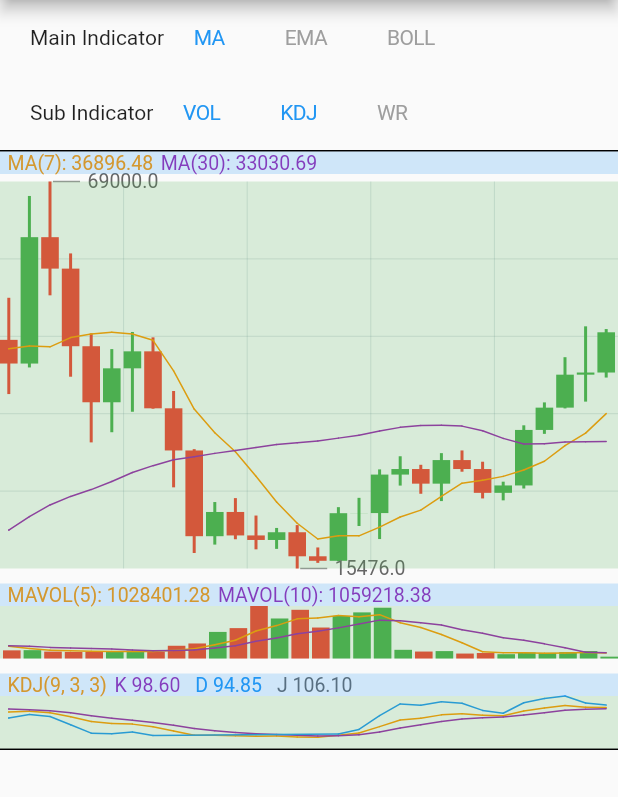
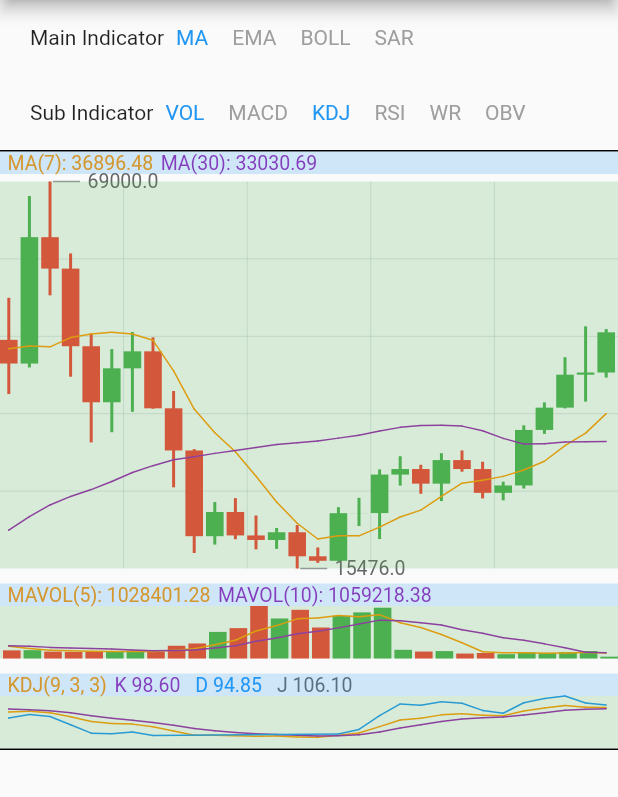
Before and after one commit to AscenX/flutter_kline, a Flutter app: the screen it shows after launch, on a phone screen of 412 x 824 dp, the part 84-881 px from its top. Run offline on Flutter 3.47's test engine with Material 2 defaults, Android fonts, the phone set to English and light mode, and no system bars.

Commit message:
fix ma/ema bugs

```diff
--- a/lib/indicators/indicator_line_painter.dart
+++ b/lib/indicators/indicator_line_painter.dart
@@ -48,13 +48,14 @@ class IndicatorLinePainter  {
       double lastValue = 0.0;
 
       for (var i = beginIdx;i < beginIdx + candleCount;++i) {
-        if ((i - beginIdx).round() >= dataList[idx].length) {
-          debugPrint('debug:range error, type:$type, index:${i - beginIdx}, length:${dataList[idx].length}');
-          return;
-        }
         if (dataList[idx].isEmpty) {
           debugPrint('debug:dataList[idx].isEmpty');
           return;
+        }
+
+        if ((i - beginIdx).round() >= dataList[idx].length) {
+          debugPrint('debug:range error, type:$type, index:${i - beginIdx}, length:${dataList[idx].length}');
+          continue;
         }
         // if (i.round() < period) {
         //   debugPrint('debug:i - beginIdx < period, beginIdx:$beginIdx, i:$i');
--- a/lib/kline_config.dart
+++ b/lib/kline_config.dart
@@ -6,14 +6,16 @@ enum IndicatorType {
   ma(name: "MA"),
   ema(name: "EMA"),
   boll(name: "BOLL"),
+  sar(name: 'SAR'),
 
   // sub
   vol(name: "VOL", isLine: false),
   maVol(name: "MAVOL"), // same as ma, use for volume's ma
-  // macd(name: "MACD", isLine: false),
+  macd(name: "MACD", isLine: false),
   kdj(name: "KDJ"),
-  // rsi(name: "RSI"),
-  wr(name: "WR");
+  rsi(name: "RSI"),
+  wr(name: "WR"),
+  obv(name: 'OBV');
 
   bool get isMain => index < IndicatorType.vol.index;
 
@@ -22,12 +24,10 @@ enum IndicatorType {
   const IndicatorType({required this.name, this.isLine = true});
 
   factory IndicatorType.fromName(String name) {
-    for (var type in IndicatorType.values) {
-      if (name == type.name) {
-        return type;
-      }
+    if (!IndicatorType.values.map((e) => e.name).toList().contains(name)) {
+      return IndicatorType.ma;
     }
-    return IndicatorType.ma;
+    return IndicatorType.values.firstWhere((element) => element.name == name);
   }
 }
 
@@ -79,7 +79,7 @@ class KLineConfig {
   List<IndicatorType> showSubIndicators = [IndicatorType.vol, IndicatorType.kdj];
 
   /// BOLL Calculating Period (N)
-  int bollPeriod = 20;
+  int bollPeriod = 21;
   /// BOLL Bandwidth (P)
   int bollBandwidth = 2;
 
--- a/lib/kline_view.dart
+++ b/lib/kline_view.dart
@@ -5,6 +5,14 @@ import 'package:kline/kline_config.dart';
 import 'package:kline/kline_data.dart';
 import 'package:kline/kline_painter.dart';
 import 'package:flutter/services.dart';
+
+
+class KLineView extends StatefulWidget {
+  const KLineView({super.key});
+
+  @override
+  State<StatefulWidget> createState() => _KLineViewState();
+}
 
 class _KLineViewState extends State<KLineView> {
 
@@ -155,10 +163,3 @@ class _KLineViewState extends State<KLineView> {
     super.dispose();
   }
 }
-
-class KLineView extends StatefulWidget {
-  const KLineView({super.key});
-
-  @override
-  State<StatefulWidget> createState() => _KLineViewState();
-}
--- a/lib/main.dart
+++ b/lib/main.dart
@@ -13,9 +13,7 @@ class MyApp extends StatelessWidget {
   @override
   Widget build(BuildContext context) {
     return const MaterialApp(
-      title: "flutter_kline demo app",
-      home: MyHomePage(title: 'kline')
-    );
+        title: "flutter_kline demo app", home: MyHomePage(title: 'kline'));
   }
 }
 
@@ -29,20 +27,23 @@ class MyHomePage extends StatefulWidget {
 }
 
 class _MyHomePageState extends State<MyHomePage> {
+  List<String> mainIndicators =
+      KLineConfig.shared.showMainIndicators.map((e) => e.name).toList();
+  List<String> subIndicators =
+      KLineConfig.shared.showSubIndicators.map((e) => e.name).toList();
 
-  List<String> mainIndicators = KLineConfig.shared.showMainIndicators.map((e) => e.name).toList();
-  List<String> subIndicators = KLineConfig.shared.showSubIndicators.map((e) => e.name).toList();
-
-  Widget buildIndicator(String name, bool isMain, void Function(String, bool) click) {
-    Color c = (isMain ? mainIndicators.contains(name) : subIndicators.contains(name)) ? Colors.blue : Colors.grey;
-    return ConstrainedBox(
-        constraints: const BoxConstraints(minWidth: 50, maxWidth: 80),
-        child: CupertinoButton(
+  Widget buildIndicator(
+      String name, bool isMain, void Function(String, bool) click) {
+    Color c =
+        (isMain ? mainIndicators.contains(name) : subIndicators.contains(name))
+            ? Colors.blue
+            : Colors.grey;
+    return InkWell(
+      child: Container(
+        padding: const EdgeInsets.symmetric(horizontal: 8),
         child: Text(name, style: TextStyle(fontSize: 14, color: c)),
-          onPressed: () {
-            click(name, isMain);
-          },
-        )
+      ),
+      onTap: () => click(name, isMain),
     );
   }
 
@@ -55,25 +56,25 @@ class _MyHomePageState extends State<MyHomePage> {
         mainIndicators.add(name);
       }
 
-      KLineConfig.shared.showMainIndicators = mainIndicators.map((e) => IndicatorType.fromName(e)).toList();
+      KLineConfig.shared.showMainIndicators =
+          mainIndicators.map((e) => IndicatorType.fromName(e)).toList();
     } else {
       if (subIndicators.contains(name)) {
         subIndicators.remove(name);
-      }  else if (subIndicators.length == 2) {
+      } else if (subIndicators.length == 2) {
         if (subIndicators.isNotEmpty) subIndicators.removeAt(0);
         subIndicators.add(name);
       } else {
         subIndicators.add(name);
       }
-      KLineConfig.shared.showSubIndicators = subIndicators.map((e) => IndicatorType.fromName(e)).toList();
+      KLineConfig.shared.showSubIndicators =
+          subIndicators.map((e) => IndicatorType.fromName(e)).toList();
     }
-    setState(() {
-    });
+    setState(() {});
   }
 
   @override
   Widget build(BuildContext context) {
-
     return Scaffold(
         appBar: AppBar(
           title: Text(widget.title),
@@ -84,39 +85,35 @@ class _MyHomePageState extends State<MyHomePage> {
             Container(
                 height: 50,
                 padding: const EdgeInsets.symmetric(horizontal: 20),
-                child:
-                Row(
-                    children: [
+                child: Row(children: [
                   const Text("Main Indicator"),
-                      ...IndicatorType.values.where((element) => element.isMain).map((e) {
+                  ...IndicatorType.values
+                      .where((element) => element.isMain)
+                      .map((e) {
                     return buildIndicator(e.name, e.isMain, clickIndicator);
                   })
-                    ]
-                )
-            ),
+                ])),
             Container(
                 height: 50,
                 padding: const EdgeInsets.symmetric(horizontal: 20),
-              child:
-                  Row(
-                    children: [
+                child: Row(children: [
                   const Text("Sub Indicator"),
-                      ...IndicatorType.values.where((element) => !element.isMain && element != IndicatorType.maVol).map((e) {
+                  ...IndicatorType.values
+                      .where((element) =>
+                          !element.isMain && element != IndicatorType.maVol)
+                      .map((e) {
                     return buildIndicator(e.name, e.isMain, clickIndicator);
                   })
-                    ]
-                  )
-            ),
+                ])),
             Container(
                 width: MediaQuery.of(context).size.width,
                 height: 400,
-                decoration: const BoxDecoration(border: Border.symmetric(horizontal: BorderSide(color: Colors.black))),
-                child: const KLineView()
-            )
+                decoration: const BoxDecoration(
+                    border: Border.symmetric(
+                        horizontal: BorderSide(color: Colors.black))),
+                child: const KLineView())
           ],
-        )
-      )// This trailing comma makes auto-formatting nicer for build methods.
+        )) // This trailing comma makes auto-formatting nicer for build methods.
         );
   }
-
 }
```
Also changed, not shown: lib/indicators/indicator_data_handler.dart (+9 -9 lines), 1 other file. Lines whose indentation alone changed are shown as unchanged.
